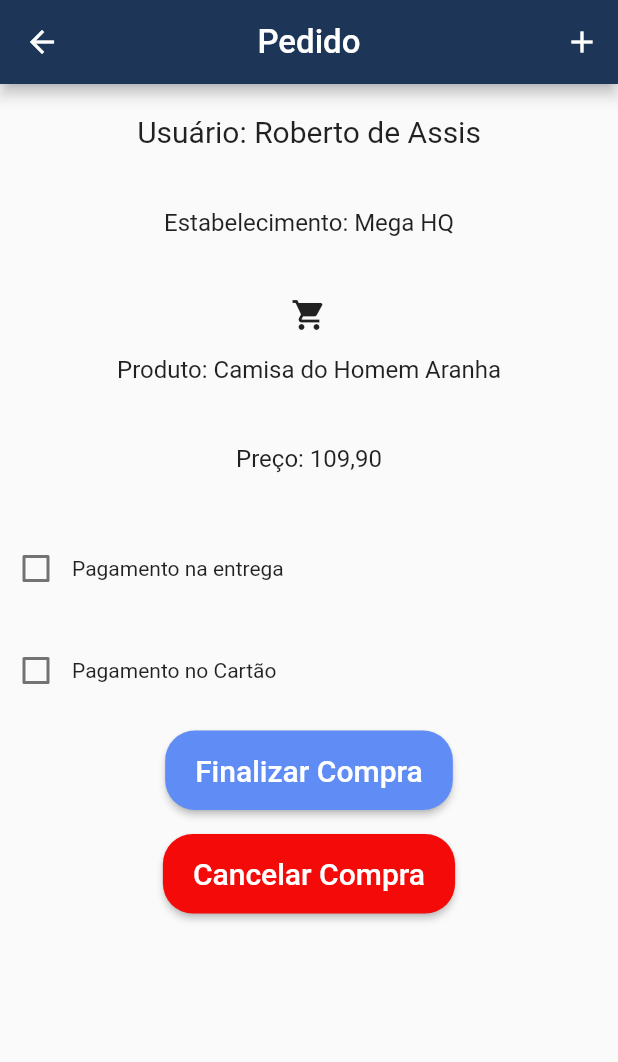
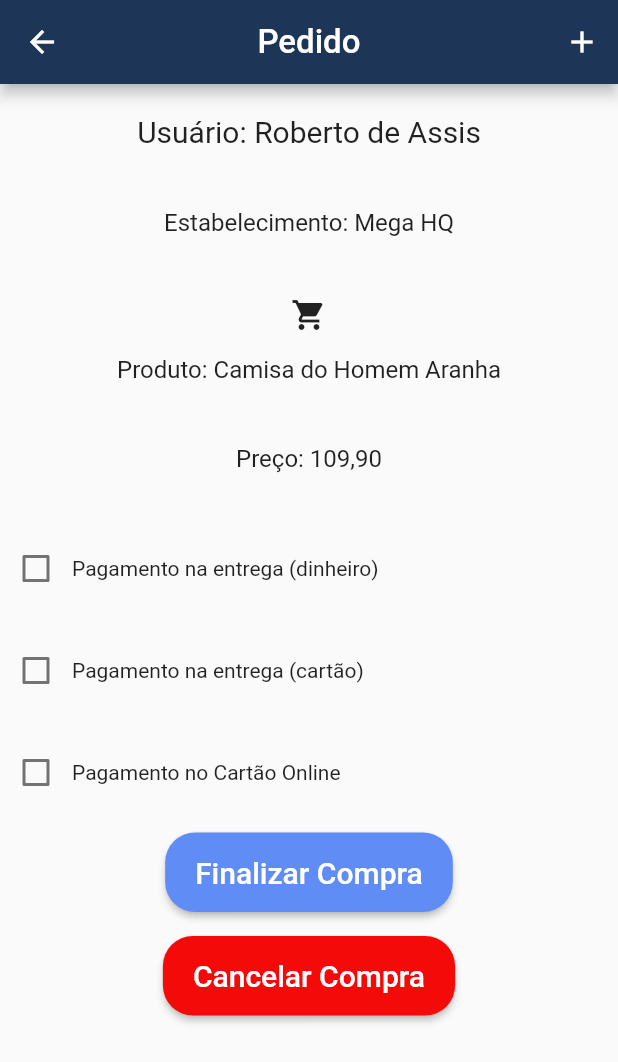
Before and after one commit to fonseca741/9794-AS, a Flutter app: the PedidoLista screen opened directly, on a phone screen of 412 x 824 dp. Shown: the top 1062 px of the screen. Run offline on Flutter 3.47's test engine with Material 2 defaults, Android fonts, the phone set to English and light mode, and no system bars; our stand-ins replace rflutter_alert.

Commit message:
Mudei a tela do pedido

```diff
--- a/lib/Views/pedido_list.dart
+++ b/lib/Views/pedido_list.dart
@@ -68,7 +68,24 @@ class _PedidoListaState extends State<PedidoLista> {
                       });
                     }
                   ),
-                    Text('Pagamento na entrega'),
+                    Text('Pagamento na entrega (dinheiro)'),
+              ]
+            )
+          ),
+          Padding(
+            padding: const EdgeInsets.only(top: 20),
+              child: Row(
+                children: <Widget>[
+                  Checkbox(
+                    value: checkBoxValue,
+
+                    onChanged: (bool value){
+                      setState((){
+                      checkBoxValue = value;
+                      });
+                    }
+                  ),
+                    Text('Pagamento na entrega (cartão)'),
               ]
             )
           ),
@@ -85,7 +102,7 @@ class _PedidoListaState extends State<PedidoLista> {
                       });
                     }
                   ),
-                    Text('Pagamento no Cartão'),
+                    Text('Pagamento no Cartão Online'),
               ]
             )
           ),
--- a/lib/main.dart
+++ b/lib/main.dart
@@ -31,7 +31,7 @@ class MyApp extends StatelessWidget {
           visualDensity: VisualDensity.adaptivePlatformDensity,
       ),
       routes:{
-        AppRoutes.HOME:(_) => Ajuda(),
+        AppRoutes.HOME:(_) => PedidoLista(),
 
       } ,
 
```
